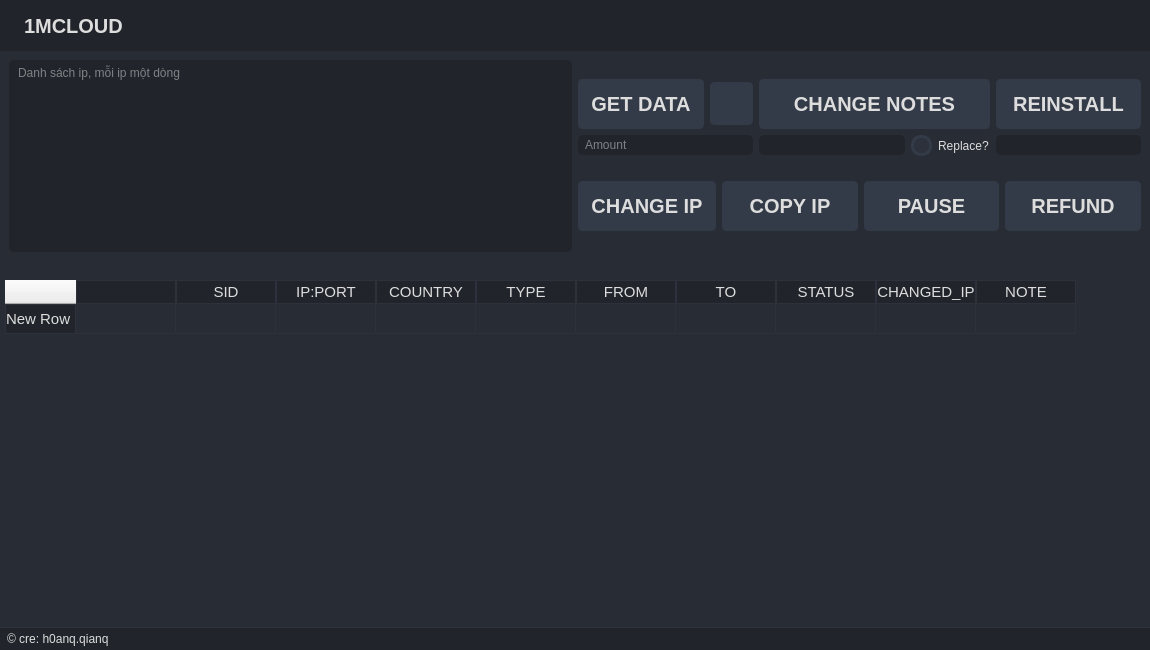
Hq1anq/1mcloud_manager, file gui/table.ui: the form before one commit.
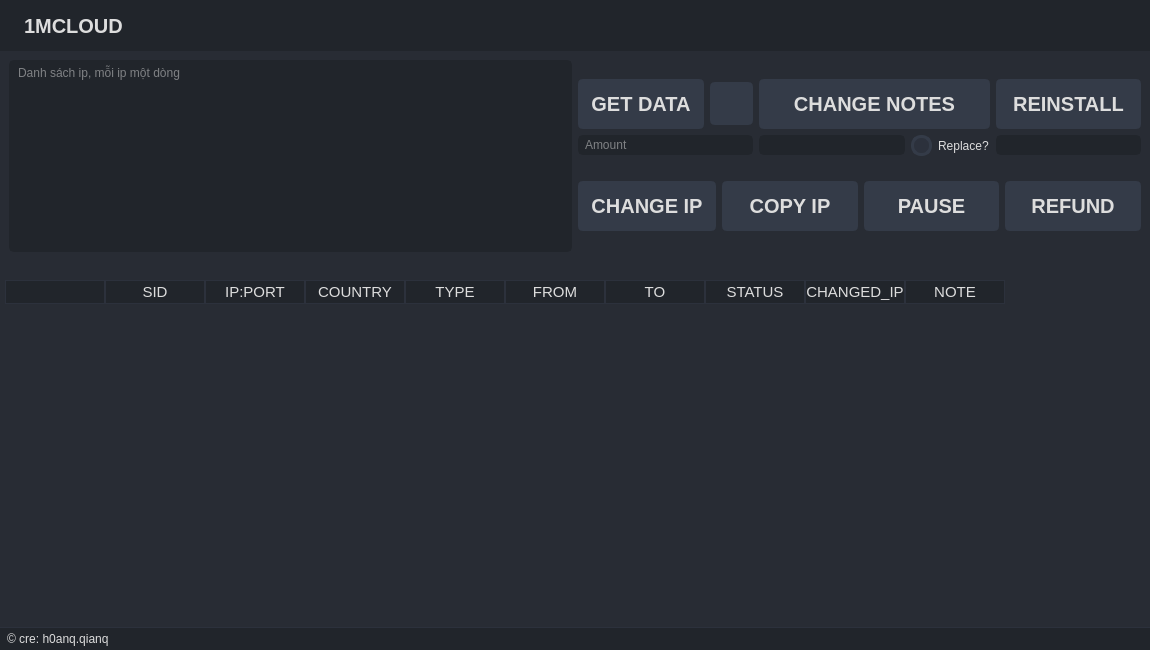
The form after the commit. Icons and pictures are not drawn.

Commit message: vertical table header show index count from 1, note col align left

```diff
--- a/gui/table.ui
+++ b/gui/table.ui
@@ -454,11 +454,6 @@
     selection-color: rgb(40, 44, 52);; /* text color when selected */
 }</string>
       </property>
-      <row>
-       <property name="text">
-        <string>New Row</string>
-       </property>
-      </row>
       <column>
        <property name="text">
         <string/>
```
Left out of the diff: 2 changed lines with no effect on the pictures. The commit also changes 2 other files.
